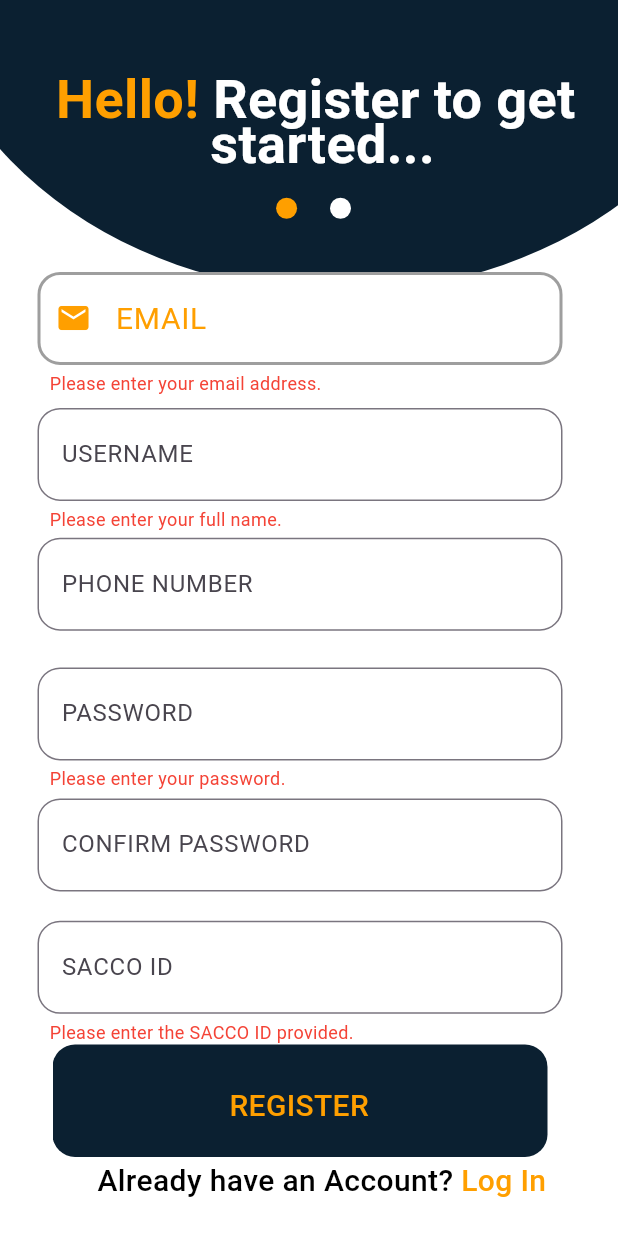
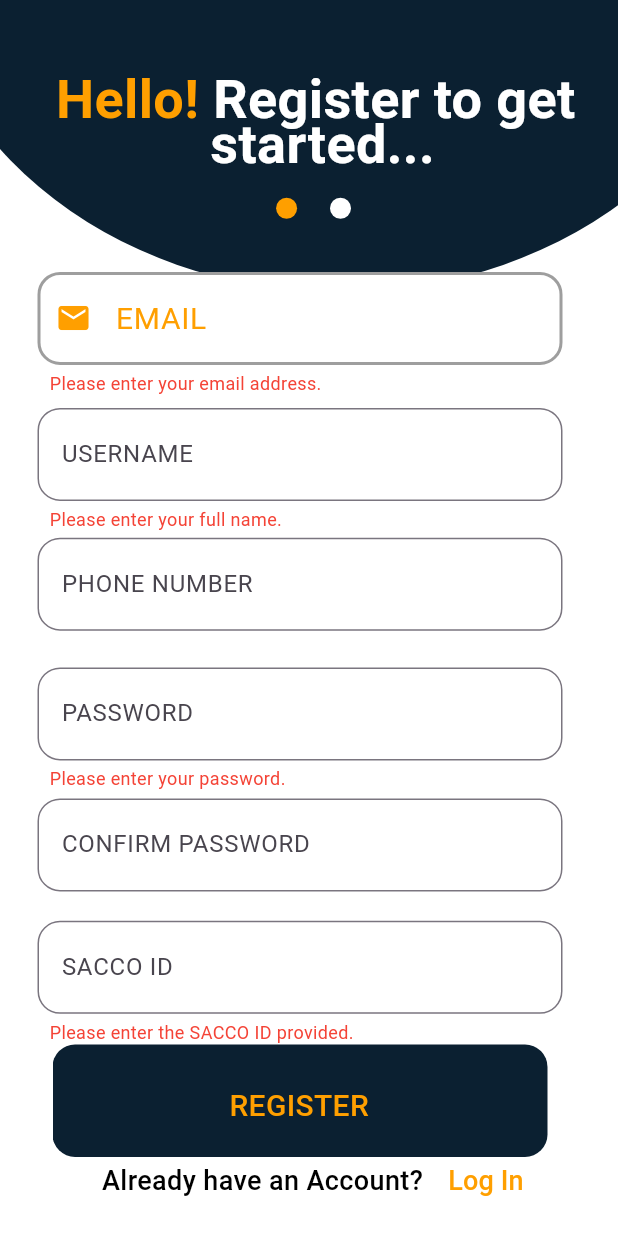
Before and after one commit to Quibit-LLC/travpass, a Flutter app: the RegisterFirstPage screen opened directly, after a tap on "REGISTER", on a phone screen of 412 x 824 dp. Run offline on Flutter 3.47's test engine with Material 2 defaults, Android fonts, the phone set to English and light mode, and no system bars; our stand-ins replace fl_chart, flutter_secure_storage, go_router, hive_flutter, qr_flutter, shared_preferences; missing offline and left inert: mobile_scanner, qr_scanner_overlay; accounts and stored records are empty; Roboto replaces fonts that are missing (Josefin Sans, Montserrat Alternates); project files that could hold a hidden picture were left out.

Commit message:
almost there

```diff
--- a/lib/auth_pages/register_page_one.dart
+++ b/lib/auth_pages/register_page_one.dart
@@ -598,26 +598,20 @@ class _RegisterFirstPageState extends State<RegisterFirstPage> {
                       Text('Already have an Account? ',
                           style: TextStyle(
                             color: Colors.black,
-                            fontSize: 20,
+                            fontSize: 18,
                             fontFamily: 'Josefin Sans',
                             fontWeight: FontWeight.w500,
                             height: 0.09,
                           )),
-                      GestureDetector(
-                        onTap: () {
-                          if (widget.isConductor) {
-                            MaterialPageRoute(
-                                builder: ((context) => ConductorLoginPage()));
-                          } else {
-                            MaterialPageRoute(
-                                builder: ((context) => PassengerLoginPage()));
-                          }
+                      TextButton(
+                        onPressed: () {
+                          Navigator.pop(context);
                         },
                         child: Text(
                           'Log In',
                           style: TextStyle(
                             color: Color(0xFFFF9F00),
-                            fontSize: 20,
+                            fontSize: 18,
                             fontFamily: 'Josefin Sans',
                             fontWeight: FontWeight.w500,
                             height: 0.09,
@@ -643,7 +637,8 @@ class _RegisterFirstPageState extends State<RegisterFirstPage> {
     // validating user inputs credentials for sign up before submitting the data to the server
     if (_emailController.text.isEmpty ||
         _passwordController.text.isEmpty ||
-        _nameController.text.isEmpty) {
+        _nameController.text.isEmpty ||
+        _passwordController.text != _passConfirmController.text) {
       if (_nameController.text.isEmpty) {
         errorTextName = kFullNameNullError;
       }
@@ -673,9 +668,10 @@ class _RegisterFirstPageState extends State<RegisterFirstPage> {
       // valid input
       if (widget.isConductor) {
         Map<String, dynamic> body = {
-          'name': _nameController.text,
-          'email': _emailController.text,
+          'userName': _nameController.text,
+          'emailAddress': _emailController.text,
           'password': _passwordController.text,
+          'password_confirmation': _passConfirmController.text,
           'phoneNumber': _phoneController.text,
           'saccoID': _saccoController.text,
         };
@@ -685,7 +681,7 @@ class _RegisterFirstPageState extends State<RegisterFirstPage> {
           Navigator.push(
               context,
               MaterialPageRoute(
-                  builder: ((context) => const RegisterSuccess())));
+                  builder: ((context) => RegisterSuccess(isConductor: true,))));
         } else {
           ScaffoldMessenger.of(context).showSnackBar(
             SnackBar(
@@ -706,9 +702,10 @@ class _RegisterFirstPageState extends State<RegisterFirstPage> {
         return;
       } else {
         Map<String, dynamic> body = {
-          'name': _nameController.text,
-          'email': _emailController.text,
+          'userName': _nameController.text,
+          'emailAddress': _emailController.text,
           'password': _passwordController.text,
+          'password_confirmation': _passConfirmController.text,
           'phoneNumber': _phoneController.text,
         };
 
@@ -720,7 +717,7 @@ class _RegisterFirstPageState extends State<RegisterFirstPage> {
           Navigator.push(
               context,
               MaterialPageRoute(
-                  builder: ((context) => const RegisterSuccess())));
+                  builder: ((context) => RegisterSuccess(isConductor: false,))));
         } else {
           ScaffoldMessenger.of(context).showSnackBar(
             SnackBar(
--- /dev/null
+++ b/lib/business_logic/models/conductor.dart
@@ -0,0 +1,5 @@
+class Conductor {
+  final bool isConductor;
+
+  const Conductor(this.isConductor);
+}
--- a/lib/core/app_router.dart
+++ b/lib/core/app_router.dart
@@ -42,8 +42,8 @@ class AppRouter {
     GoRoute(
       name: AppRoutes.mainActivityRoute,
       path: mainActivityPath,
-      pageBuilder: (context, state) => const CupertinoPage(
-        child: MainPage(),
+      pageBuilder: (context, state) => CupertinoPage(
+        child: MainPage(isConductor: false)
       ),
     ),
   ]);
--- a/lib/nav_pages/generated_qr.dart
+++ b/lib/nav_pages/generated_qr.dart
@@ -88,7 +88,7 @@ class GeneratedQRPage extends StatelessWidget {
             ),
             InkWell(
               onTap: () => Navigator.push(context,
-                  MaterialPageRoute(builder: ((context) => const MainPage()))),
+                  MaterialPageRoute(builder: ((context) =>MainPage(isConductor: true,)))),
               child: Container(
                 width: 250,
                 height: 56,
--- a/lib/nav_pages/transfer_success.dart
+++ b/lib/nav_pages/transfer_success.dart
@@ -79,7 +79,7 @@ class TransferSuccess extends StatelessWidget {
                 SizedBox(height: 20),
                 InkWell(
                   onTap: () => Navigator.push(context,
-                      MaterialPageRoute(builder: ((context) => MainPage()))),
+                      MaterialPageRoute(builder: ((context) => MainPage(isConductor: false,)))),
                   child: Container(
                     width: 327,
                     height: 56,
```
Also changed, not shown: lib/auth_pages/conductor_login.dart (+44 -41 lines), lib/auth_pages/passenger_login.dart (+48 -45 lines), lib/auth_pages/register_success.dart (+33 -11 lines), lib/business_logic/services/auth_service.dart (+3 -4 lines), lib/main.dart (+10 -20 lines), lib/nav_pages/main_page.dart (+11 -5 lines), lib/nav_pages/scan_qr.dart (+0 -21 lines).
